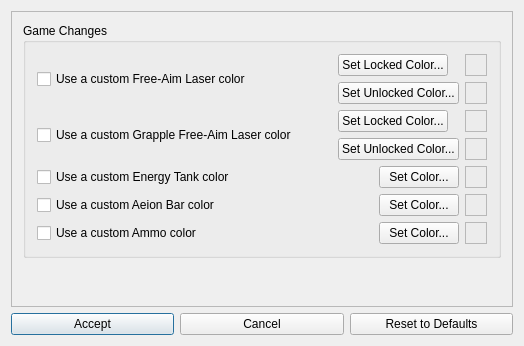
First picture: the form in randovania/gui/ui_files/msr_cosmetic_patches_dialog.ui, repository randovania/randovania, before the edit.
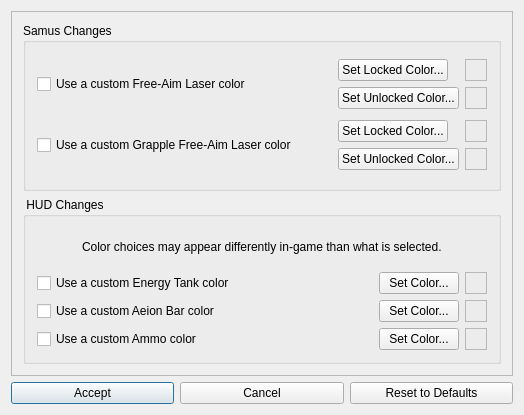
Second picture: the form after the edit.

The edit to the form file:
```diff
--- a/randovania/gui/ui_files/msr_cosmetic_patches_dialog.ui
+++ b/randovania/gui/ui_files/msr_cosmetic_patches_dialog.ui
@@ -7,7 +7,7 @@
     <x>0</x>
     <y>0</y>
     <width>524</width>
-    <height>346</height>
+    <height>415</height>
    </rect>
   </property>
   <property name="windowTitle">
@@ -46,17 +46,24 @@
         <x>0</x>
         <y>0</y>
         <width>504</width>
-        <height>299</height>
+        <height>368</height>
        </rect>
       </property>
-      <layout class="QVBoxLayout" name="verticalLayout">
-       <item>
-        <widget class="QGroupBox" name="game_changes_box">
+      <layout class="QGridLayout" name="gridLayout_2">
+       <item row="1" column="0">
+        <widget class="QGroupBox" name="groupBox">
          <property name="title">
-          <string>Game Changes</string>
+          <string> HUD Changes</string>
          </property>
-         <layout class="QGridLayout" name="gridLayout_2">
-          <item row="2" column="0" colspan="2">
+         <layout class="QVBoxLayout" name="verticalLayout">
+          <item alignment="Qt::AlignHCenter">
+           <widget class="QLabel" name="label">
+            <property name="text">
+             <string>Color choices may appear differently in-game than what is selected.</string>
+            </property>
+           </widget>
+          </item>
+          <item>
            <layout class="QHBoxLayout" name="energy_tank_color_layout">
             <property name="spacing">
              <number>6</number>
@@ -111,100 +118,7 @@
             </item>
            </layout>
           </item>
-          <item row="1" column="0" colspan="2">
-           <layout class="QGridLayout" name="grapple_color_layout">
-            <item row="1" column="1">
-             <widget class="QPushButton" name="custom_grapple_laser_unlocked_color_button">
-              <property name="sizePolicy">
-               <sizepolicy hsizetype="Maximum" vsizetype="Fixed">
-                <horstretch>0</horstretch>
-                <verstretch>0</verstretch>
-               </sizepolicy>
-              </property>
-              <property name="text">
-               <string>Set Unlocked Color...</string>
-              </property>
-             </widget>
-            </item>
-            <item row="0" column="2">
-             <widget class="QFrame" name="custom_grapple_laser_locked_color_square">
-              <property name="sizePolicy">
-               <sizepolicy hsizetype="Fixed" vsizetype="Fixed">
-                <horstretch>0</horstretch>
-                <verstretch>0</verstretch>
-               </sizepolicy>
-              </property>
-              <property name="minimumSize">
-               <size>
-                <width>22</width>
-                <height>22</height>
-               </size>
-              </property>
-              <property name="autoFillBackground">
-               <bool>false</bool>
-              </property>
-              <property name="frameShape">
-               <enum>QFrame::StyledPanel</enum>
-              </property>
-              <property name="frameShadow">
-               <enum>QFrame::Raised</enum>
-              </property>
-              <property name="lineWidth">
-               <number>1</number>
-              </property>
-             </widget>
-            </item>
-            <item row="0" column="1">
-             <widget class="QPushButton" name="custom_grapple_laser_locked_color_button">
-              <property name="sizePolicy">
-               <sizepolicy hsizetype="Maximum" vsizetype="Fixed">
-                <horstretch>0</horstretch>
-                <verstretch>0</verstretch>
-               </sizepolicy>
-              </property>
-              <property name="text">
-               <string>Set Locked Color...</string>
-              </property>
-             </widget>
-            </item>
-            <item row="1" column="2">
-             <widget class="QFrame" name="custom_grapple_laser_unlocked_color_square">
-              <property name="sizePolicy">
-               <sizepolicy hsizetype="Fixed" vsizetype="Fixed">
-                <horstretch>0</horstretch>
-                <verstretch>0</verstretch>
-               </sizepolicy>
-              </property>
-              <property name="minimumSize">
-               <size>
-                <width>22</width>
-                <height>22</height>
-               </size>
-              </property>
-              <property name="autoFillBackground">
-               <bool>false</bool>
-              </property>
-              <property name="frameShape">
-               <enum>QFrame::StyledPanel</enum>
-              </property>
-              <property name="frameShadow">
-               <enum>QFrame::Raised</enum>
-              </property>
-              <property name="lineWidth">
-               <number>1</number>
-              </property>
-             </widget>
-            </item>
-            <item row="0" column="0" rowspan="2">
-             <widget class="QCheckBox" name="custom_grapple_laser_color_check">
-              <property name="text">
-               <string>Use a custom Grapple Free-Aim Laser color</string>
-              </property>
-             </widget>
-            </item>
-           </layout>
-          </item>
-          <item row="3" column="0" colspan="2">
+          <item>
            <layout class="QHBoxLayout" name="aeion_bar_color_layout">
             <property name="spacing">
              <number>6</number>
@@ -259,7 +173,7 @@
             </item>
            </layout>
           </item>
-          <item row="4" column="0" rowspan="3" colspan="2">
+          <item>
            <layout class="QHBoxLayout" name="ammo_hud_color_layout">
             <property name="spacing">
              <number>6</number>
@@ -314,7 +228,16 @@
             </item>
            </layout>
           </item>
-          <item row="0" column="0" colspan="2">
+         </layout>
+        </widget>
+       </item>
+       <item row="0" column="0">
+        <widget class="QGroupBox" name="game_changes_box">
+         <property name="title">
+          <string>Samus Changes</string>
+         </property>
+         <layout class="QVBoxLayout" name="verticalLayout_2">
+          <item>
            <layout class="QGridLayout" name="laser_color_layout">
             <item row="0" column="1">
              <widget class="QPushButton" name="custom_laser_locked_color_button">
@@ -407,22 +330,102 @@
             </item>
            </layout>
           </item>
+          <item>
+           <layout class="QGridLayout" name="grapple_color_layout">
+            <item row="1" column="1">
+             <widget class="QPushButton" name="custom_grapple_laser_unlocked_color_button">
+              <property name="sizePolicy">
+               <sizepolicy hsizetype="Maximum" vsizetype="Fixed">
+                <horstretch>0</horstretch>
+                <verstretch>0</verstretch>
+               </sizepolicy>
+              </property>
+              <property name="text">
+               <string>Set Unlocked Color...</string>
+              </property>
+             </widget>
+            </item>
+            <item row="0" column="2">
+             <widget class="QFrame" name="custom_grapple_laser_locked_color_square">
+              <property name="sizePolicy">
+               <sizepolicy hsizetype="Fixed" vsizetype="Fixed">
+                <horstretch>0</horstretch>
+                <verstretch>0</verstretch>
+               </sizepolicy>
+              </property>
+              <property name="minimumSize">
+               <size>
+                <width>22</width>
+                <height>22</height>
+               </size>
+              </property>
+              <property name="autoFillBackground">
+               <bool>false</bool>
+              </property>
+              <property name="frameShape">
+               <enum>QFrame::StyledPanel</enum>
+              </property>
+              <property name="frameShadow">
+               <enum>QFrame::Raised</enum>
+              </property>
+              <property name="lineWidth">
+               <number>1</number>
+              </property>
+             </widget>
+            </item>
+            <item row="0" column="1">
+             <widget class="QPushButton" name="custom_grapple_laser_locked_color_button">
+              <property name="sizePolicy">
+               <sizepolicy hsizetype="Maximum" vsizetype="Fixed">
+                <horstretch>0</horstretch>
+                <verstretch>0</verstretch>
+               </sizepolicy>
+              </property>
+              <property name="text">
+               <string>Set Locked Color...</string>
+              </property>
+             </widget>
+            </item>
+            <item row="1" column="2">
+             <widget class="QFrame" name="custom_grapple_laser_unlocked_color_square">
+              <property name="sizePolicy">
+               <sizepolicy hsizetype="Fixed" vsizetype="Fixed">
+                <horstretch>0</horstretch>
+                <verstretch>0</verstretch>
+               </sizepolicy>
+              </property>
+              <property name="minimumSize">
+               <size>
+                <width>22</width>
+                <height>22</height>
+               </size>
+              </property>
+              <property name="autoFillBackground">
+               <bool>false</bool>
+              </property>
+              <property name="frameShape">
+               <enum>QFrame::StyledPanel</enum>
+              </property>
+              <property name="frameShadow">
+               <enum>QFrame::Raised</enum>
+              </property>
+              <property name="lineWidth">
+               <number>1</number>
+              </property>
+             </widget>
+            </item>
+            <item row="0" column="0" rowspan="2">
+             <widget class="QCheckBox" name="custom_grapple_laser_color_check">
+              <property name="text">
+               <string>Use a custom Grapple Free-Aim Laser color</string>
+              </property>
+             </widget>
+            </item>
+           </layout>
+          </item>
          </layout>
         </widget>
        </item>
-       <item>
-        <spacer name="verticalSpacer">
-         <property name="orientation">
-          <enum>Qt::Vertical</enum>
-         </property>
-         <property name="sizeHint" stdset="0">
-          <size>
-           <width>20</width>
-           <height>131</height>
-          </size>
-         </property>
-        </spacer>
-       </item>
       </layout>
      </widget>
     </widget>
```
